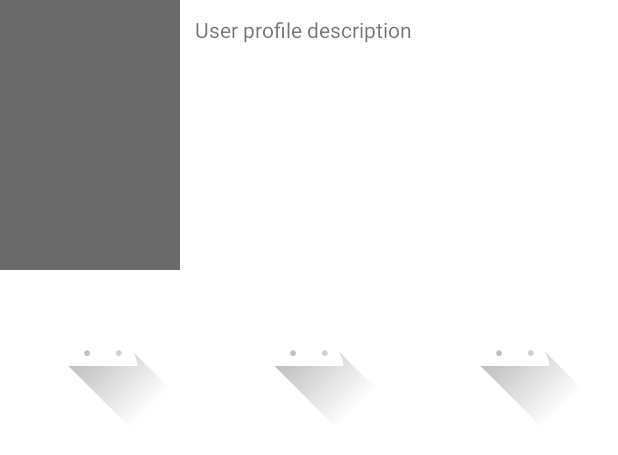
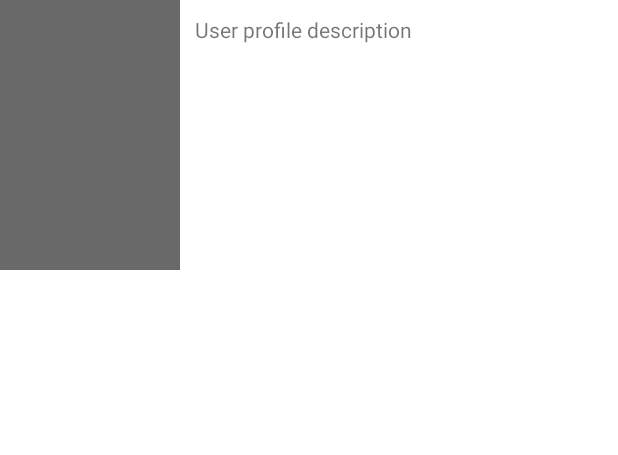
Before and after one commit to Mitchangoes408/TheShop, an Android app: the layout profile.xml on its own in the app's theme, with its tools: preview values and no code run, on a phone screen of 412 x 824 dp. Shown: the top 455 px of the screen. Run offline under Robolectric (Android 15) with nearby library versions, the phone set to English and light mode, and no system bars.

Commit message:
Added the RecyclerView for the profile. Added the database information for the Cuts which will eventually be the images on the profile

```diff
--- a/app/build.gradle
+++ b/app/build.gradle
@@ -1,4 +1,4 @@
-plugins {
+    plugins {
     id 'com.android.application'
 }
 
--- a/app/src/main/res/layout/profile.xml
+++ b/app/src/main/res/layout/profile.xml
@@ -33,46 +33,13 @@
                 />
         </LinearLayout>
 
-        <LinearLayout
+        <androidx.recyclerview.widget.RecyclerView
+            android:id="@+id/cuts_recycler_view"
             android:layout_width="match_parent"
-            android:layout_height="551dp">
-
-            <ScrollView
-                android:layout_width="match_parent"
-                android:layout_height="match_parent">
-
-                <LinearLayout
-                    android:layout_width="match_parent"
-                    android:layout_height="wrap_content">
+            android:layout_height="wrap_content"
+            app:layout_constraintEnd_toEndOf="parent" />
 
 
-                    <ImageView
-                        android:id="@+id/imageView1"
-                        android:layout_width="wrap_content"
-                        android:layout_height="wrap_content"
-                        android:layout_weight="1"
-                        app:srcCompat="@drawable/ic_launcher_foreground" />
-
-                    <ImageView
-                        android:id="@+id/imageView2"
-                        android:layout_width="wrap_content"
-                        android:layout_height="wrap_content"
-                        android:layout_weight="1"
-                        app:srcCompat="@drawable/ic_launcher_foreground" />
-
-                    <ImageView
-                        android:id="@+id/imageView3"
-                        android:layout_width="wrap_content"
-                        android:layout_height="wrap_content"
-                        android:layout_weight="1"
-                        app:srcCompat="@drawable/ic_launcher_foreground" />
-                </LinearLayout>
-
-
-            </ScrollView>
-
-
-        </LinearLayout>
 
 
     </LinearLayout>
```
Also changed, not shown: app/src/main/java/com/main/theshop/Cuts.java (added, +43 -0 lines), app/src/main/java/com/main/theshop/Shop.java (added, +85 -0 lines), app/src/main/java/com/main/theshop/UserProfile.java (+100 -1 lines), app/src/main/java/database/CutsCursorWrapper.java (added, +27 -0 lines), app/src/main/java/database/CutsDbSchema.java (added, +15 -0 lines), app/src/main/res/layout/profile_cut_item.xml (added, +13 -0 lines).
